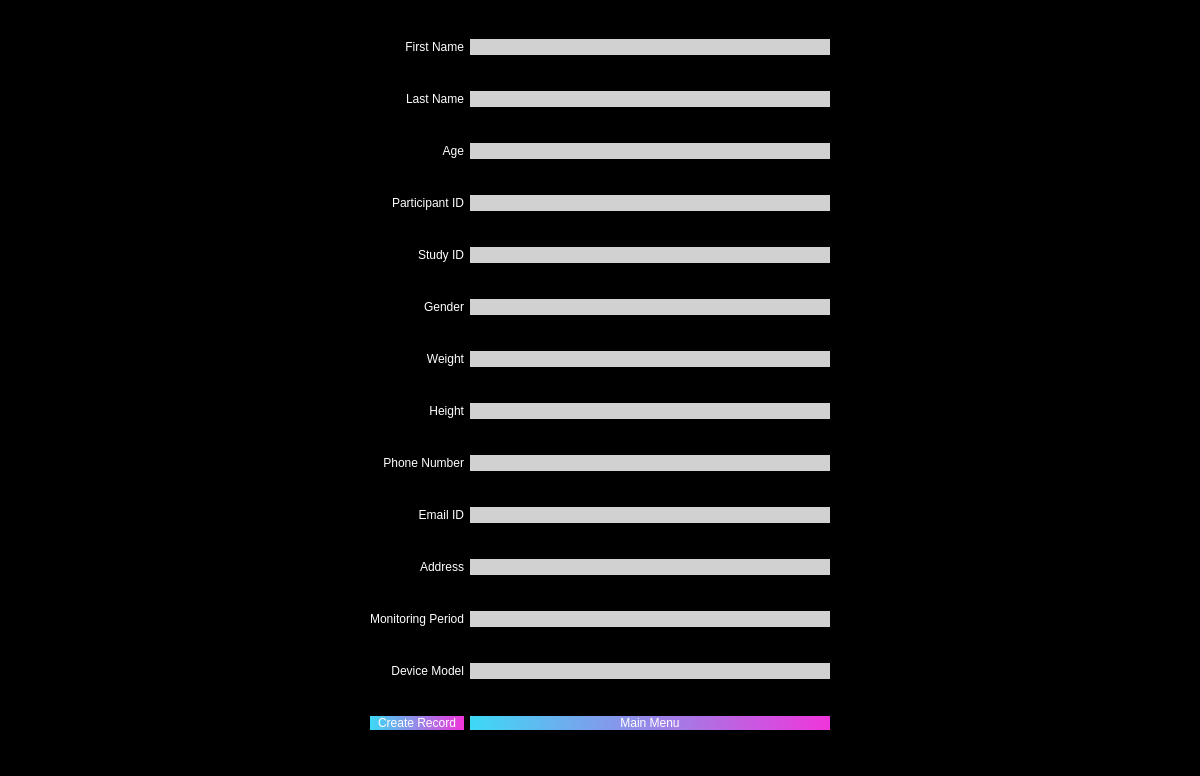
The window that PyQt/pyqt_ui/bed_create_record.ui (zakerl/Capstone_Project) describes before a commit, drawn with Qt 5.
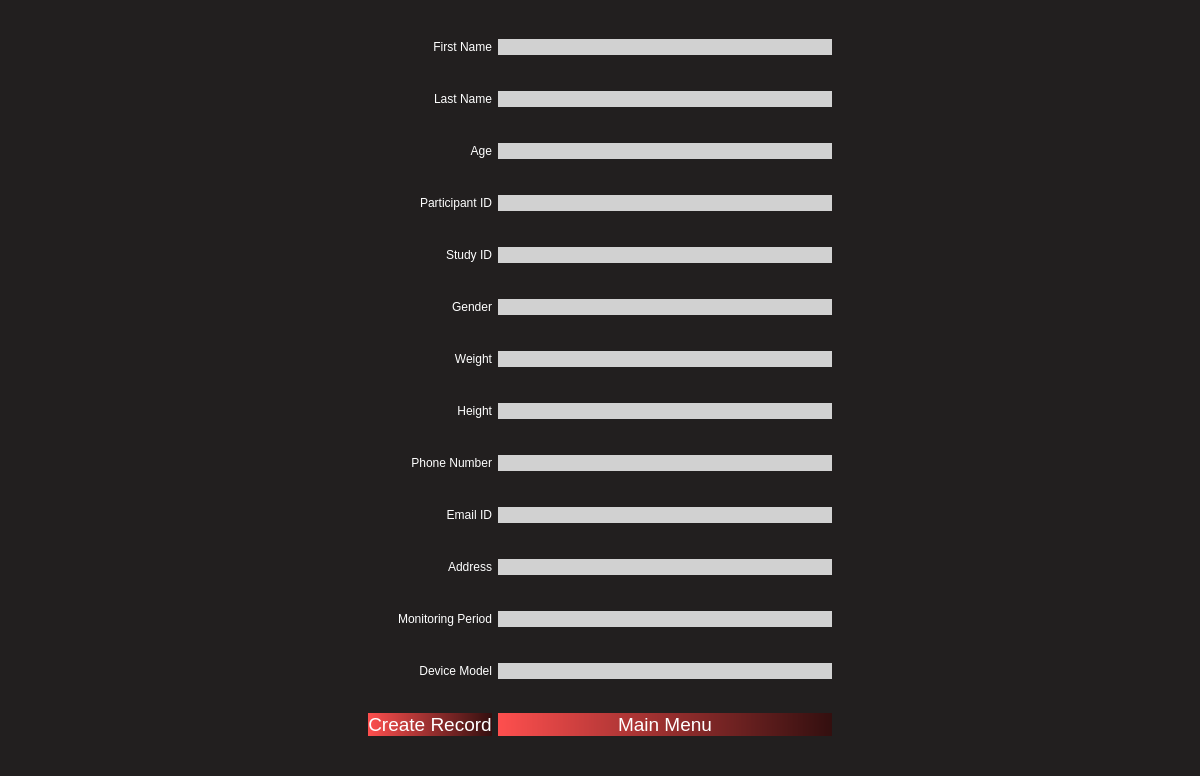
The same window after the commit.

What changed in the file:
```diff
--- a/PyQt/pyqt_ui/bed_create_record.ui
+++ b/PyQt/pyqt_ui/bed_create_record.ui
@@ -14,7 +14,7 @@
    <string>Configuration</string>
   </property>
   <property name="styleSheet">
-   <string notr="true">background-color: rgb(0, 0, 0);</string>
+   <string notr="true">background-color: rgb(34, 31, 31);</string>
   </property>
   <layout class="QGridLayout" name="gridLayout">
    <item row="0" column="0">
@@ -670,7 +670,7 @@
    <item row="13" column="1">
     <widget class="QPushButton" name="CreateRecord">
      <property name="styleSheet">
-      <string notr="true">background-color: qlineargradient(spread:pad, x1:0, y1:0, x2:1, y2:0, stop:0 rgba(61, 217, 245, 255), stop:1 rgba(240, 53, 218, 255));
+      <string notr="true">font-size: 14pt;background-color: qlineargradient(spread:pad, x1:0, y1:0, x2:1, y2:0, stop:0 rgba(254,79,78,255), stop:1 rgba(51,15,15,255));
 font: 9pt &quot;Microsoft YaHei UI&quot;;
 color: rgb(255, 255, 255);
 border-style: solid;
@@ -684,7 +684,7 @@
    <item row="13" column="2">
     <widget class="QPushButton" name="MainMenu">
      <property name="styleSheet">
-      <string notr="true">background-color: qlineargradient(spread:pad, x1:0, y1:0, x2:1, y2:0, stop:0 rgba(61, 217, 245, 255), stop:1 rgba(240, 53, 218, 255));
+      <string notr="true">font-size: 14pt;background-color: qlineargradient(spread:pad, x1:0, y1:0, x2:1, y2:0, stop:0 rgba(254,79,78,255), stop:1 rgba(51,15,15,255));
 font: 9pt &quot;Microsoft YaHei UI&quot;;
 color: rgb(255, 255, 255);
 border-style: solid;
```
